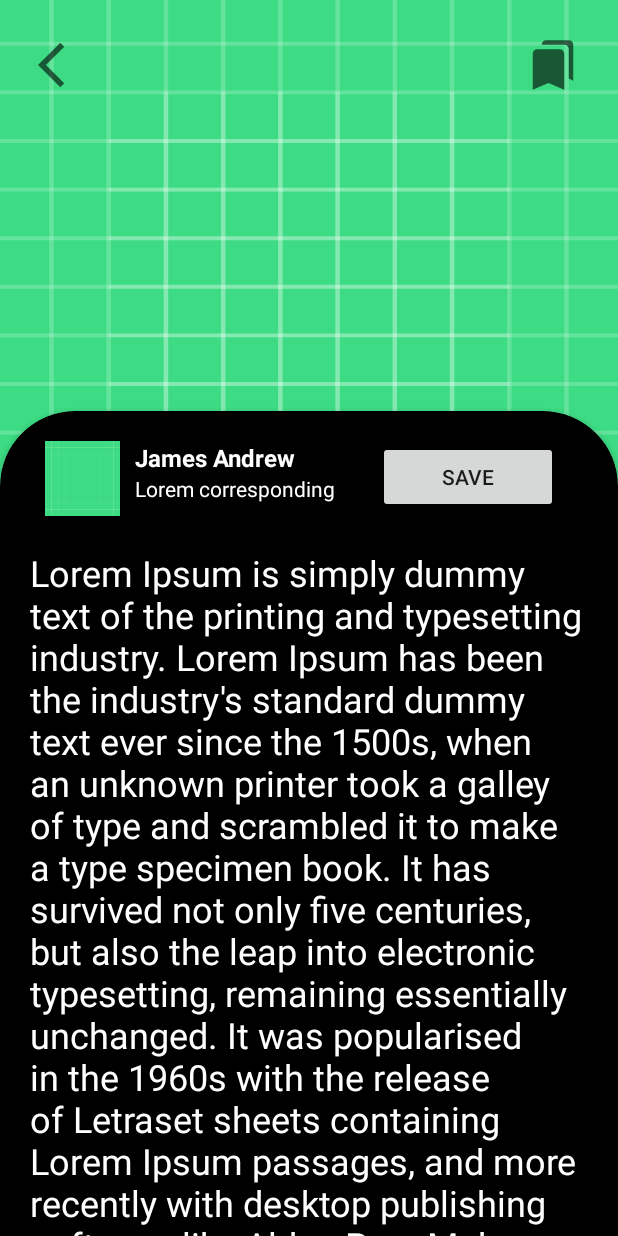
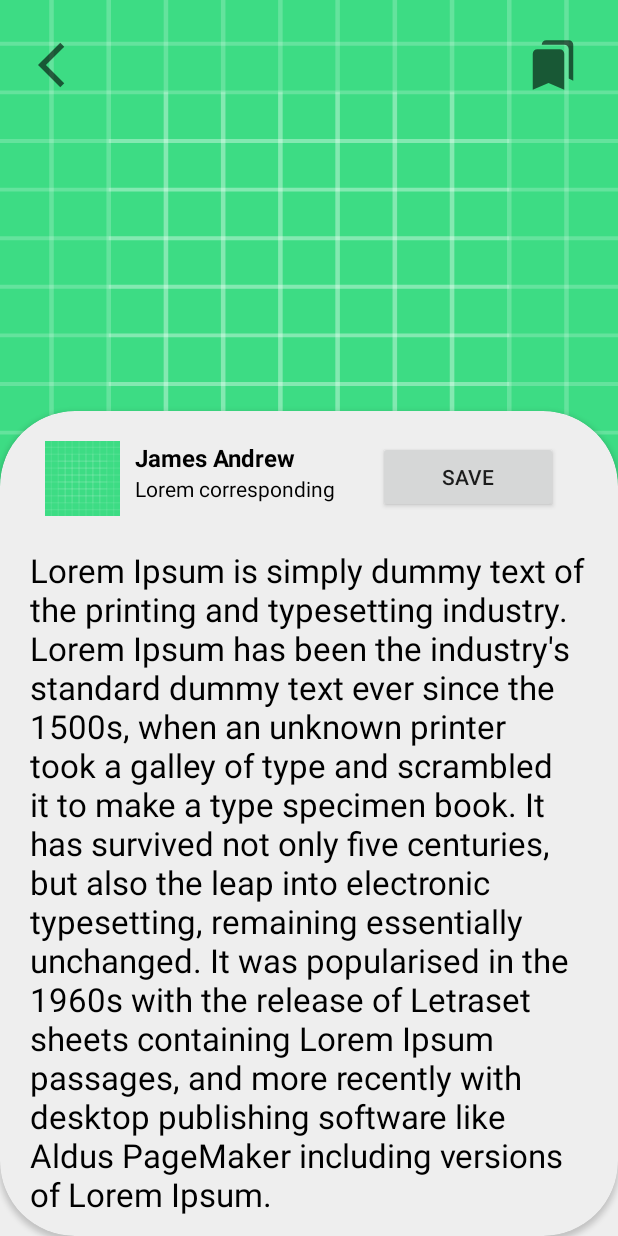
Before and after one commit to abhaylivenow/NewsApp, an Android app: the layout activity_read_news.xml on its own in the app's theme, with its tools: preview values and no code run, on a phone screen of 412 x 824 dp. Run offline under Robolectric (Android 15) with nearby library versions, the phone set to English and light mode, and no system bars; network calls fail.

Commit message:
Read news activity working.

```diff
--- a/app/src/main/res/layout/activity_read_news.xml
+++ b/app/src/main/res/layout/activity_read_news.xml
@@ -4,7 +4,7 @@
     xmlns:tools="http://schemas.android.com/tools"
     android:layout_width="match_parent"
     android:layout_height="match_parent"
-    android:background="@color/black"
+    android:background="#eeeeee"
     tools:context=".ui.ReadNewsActivity">
 
     <ImageView
@@ -37,7 +37,8 @@
         android:layout_width="match_parent"
         android:layout_height="550dp"
         android:layout_alignParentBottom="true"
-        android:backgroundTint="@color/black"
+        android:backgroundTint="#eeeeee"
+        android:elevation="@null"
         app:cardCornerRadius="50dp">
 
         <RelativeLayout
@@ -69,7 +70,7 @@
                 android:layout_marginTop="20dp"
                 android:layout_toRightOf="@id/image_author"
                 android:text="James Andrew"
-                android:textColor="@color/white"
+                android:textColor="@color/black"
                 android:textSize="16sp"
                 android:textStyle="bold" />
 
@@ -81,14 +82,14 @@
                 android:layout_marginStart="10dp"
                 android:layout_toRightOf="@id/image_author"
                 android:text="Lorem corresponding"
-                android:textColor="@color/white"
+                android:textColor="@color/black"
                 android:textSize="14sp" />
 
             <ScrollView
+                android:layout_width="match_parent"
+                android:layout_height="match_parent"
                 android:layout_below="@id/text_author_designation"
-                android:layout_marginTop="30dp"
-                android:layout_width="match_parent"
-                android:layout_height="match_parent">
+                android:layout_marginTop="30dp">
 
                 <TextView
                     android:id="@+id/text_full_news"
@@ -97,8 +98,8 @@
                     android:paddingStart="20dp"
                     android:paddingEnd="20dp"
                     android:text="Lorem Ipsum is simply dummy text of the printing and typesetting industry. Lorem Ipsum has been the industry's standard dummy text ever since the 1500s, when an unknown printer took a galley of type and scrambled it to make a type specimen book. It has survived not only five centuries, but also the leap into electronic typesetting, remaining essentially unchanged. It was popularised in the 1960s with the release of Letraset sheets containing Lorem Ipsum passages, and more recently with desktop publishing software like Aldus PageMaker including versions of Lorem Ipsum."
-                    android:textColor="@color/white"
-                    android:textSize="24sp" />
+                    android:textColor="@color/black"
+                    android:textSize="22sp" />
             </ScrollView>
         </RelativeLayout>
 
```
Also changed, not shown: app/src/main/java/com/example/newsapp/adapters/NewsAdapter.kt (+16 -0 lines), app/src/main/java/com/example/newsapp/ui/ReadNewsActivity.kt (+40 -0 lines).
